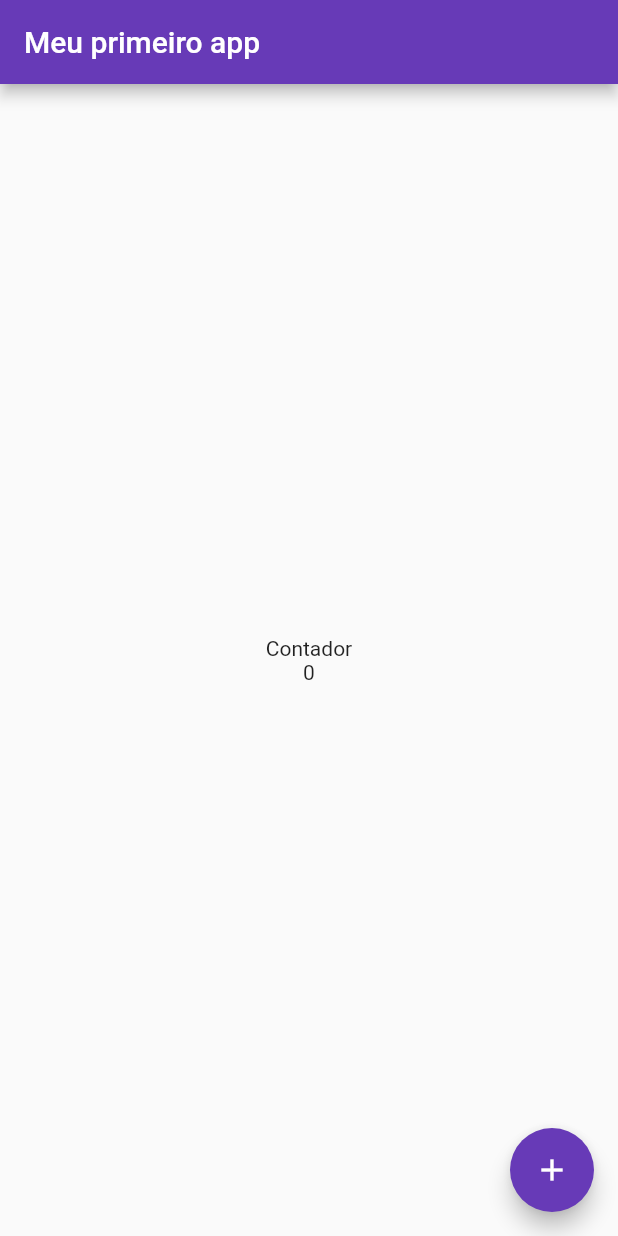
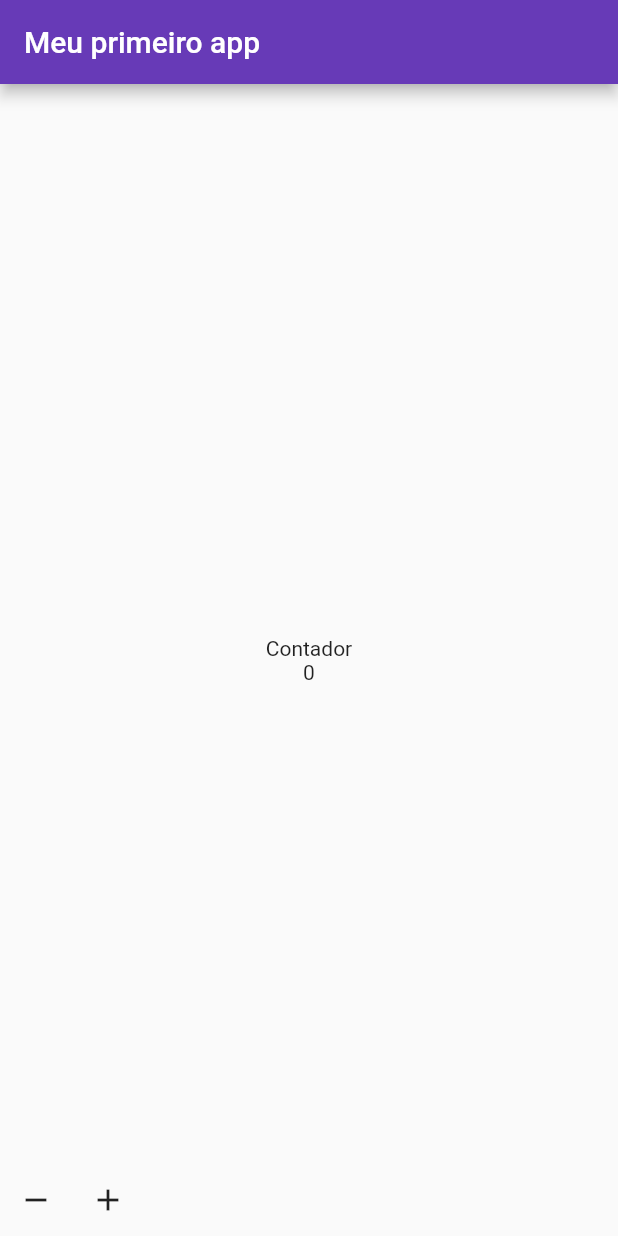
Before and after one commit to RafaelAllves/counterApp, a Flutter app: the screen it shows after launch, on a phone screen of 412 x 824 dp. Run offline on Flutter 3.47's test engine with Material 2 defaults, Android fonts, the phone set to English and light mode, and no system bars.

```diff
--- a/lib/main.dart
+++ b/lib/main.dart
@@ -24,6 +24,11 @@ class _HomePageState extends State<HomePage> {
     setState(() {});
   }
 
+  void decrement() {
+    count--;
+    setState(() {});
+  }
+
   @override
   Widget build(BuildContext context) {
     return Scaffold(
@@ -36,12 +41,23 @@ class _HomePageState extends State<HomePage> {
           textAlign: TextAlign.center,
         )
       ),
-      floatingActionButton: FloatingActionButton(
-        child: Icon(Icons.add),
-        onPressed: (){
-          increment();
-        },
-      ),
+      bottomSheet: Row(
+        children: [
+          IconButton(
+            icon: Icon(Icons.remove),
+            onPressed: () {
+              decrement();
+            },
+          ),
+
+          IconButton(
+            icon: Icon(Icons.add),
+            onPressed: () {
+              increment();
+            },
+          )
+        ]
+      )
     );
   }
 }
```
